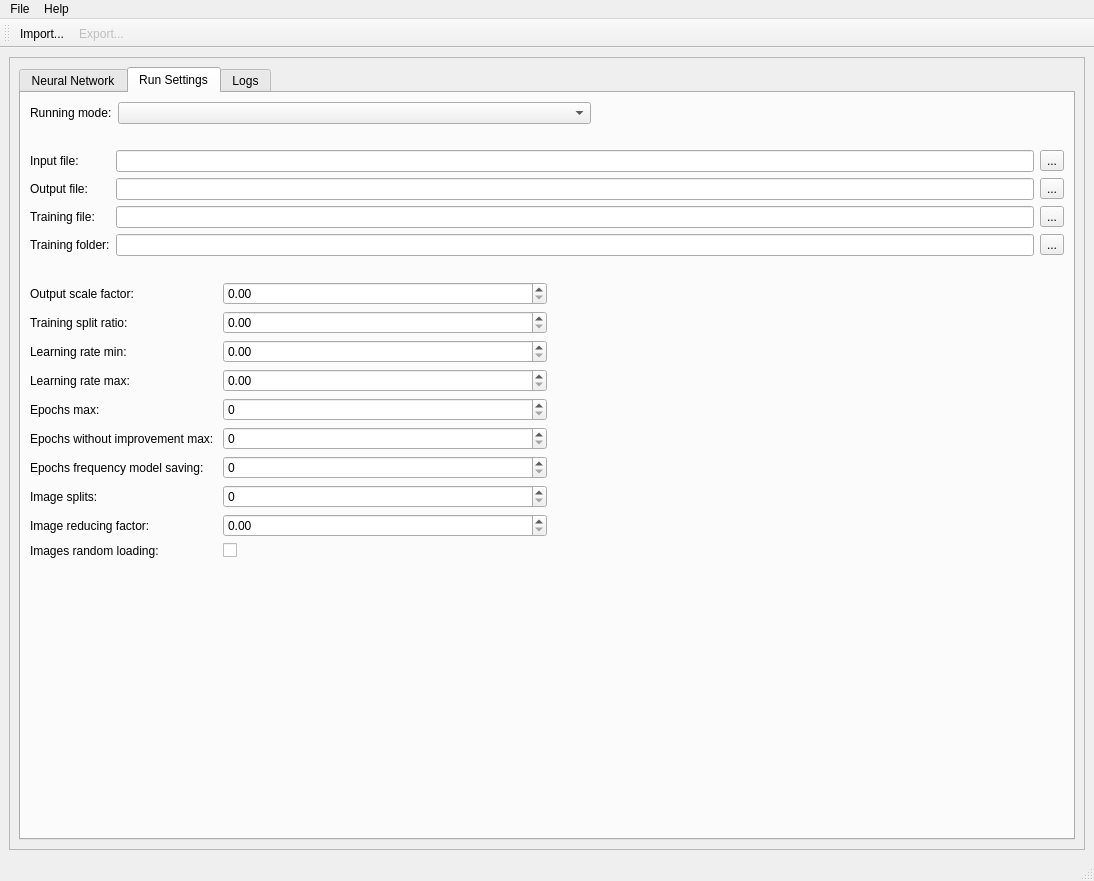
The window that gui/MainWindow.ui (obewan/SIPAI) describes before a commit, drawn with Qt 5.
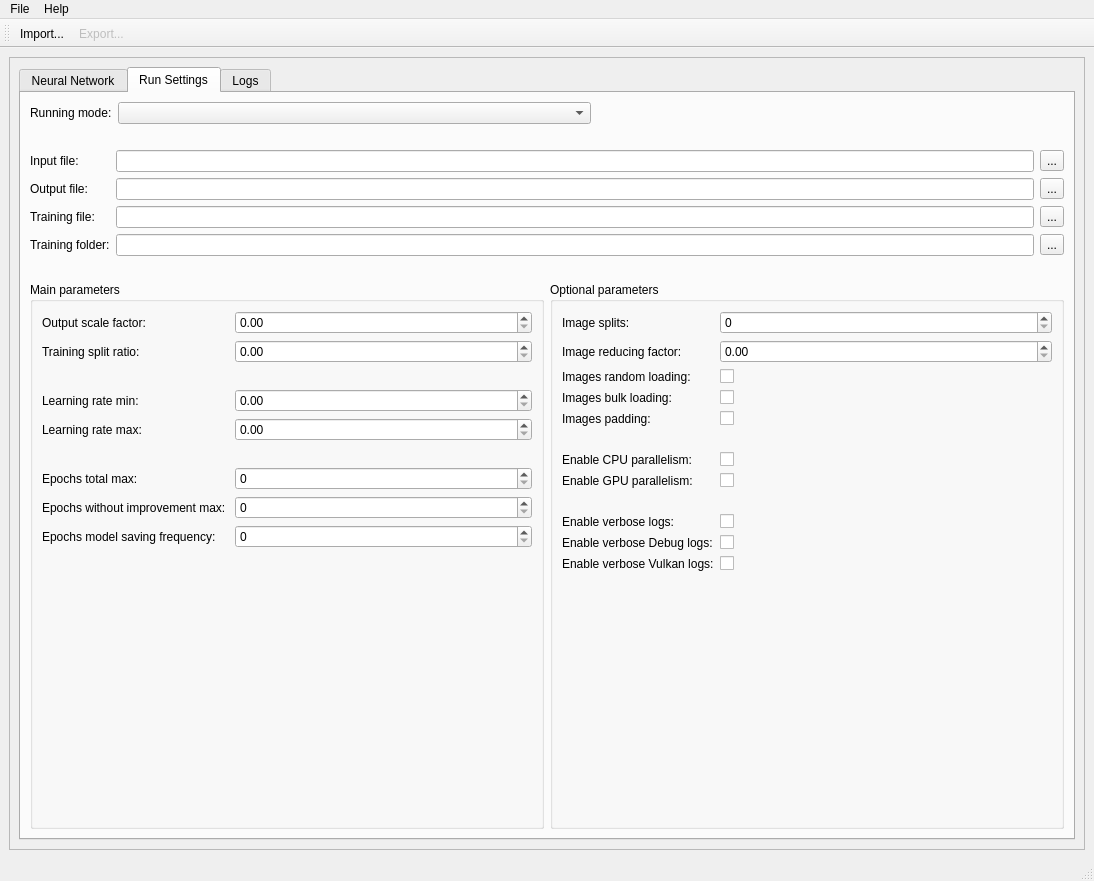
The same window after the commit. The open tabs and pages were chosen to show the change. Icons and pictures are not drawn.

```diff
--- a/gui/MainWindow.ui
+++ b/gui/MainWindow.ui
@@ -120,7 +120,7 @@
                </layout>
               </item>
               <item>
-               <layout class="QHBoxLayout" name="horizontalLayout_3" stretch="0,0,0">
+               <layout class="QHBoxLayout" name="horizontalLayout_3" stretch="1,1">
                 <item>
                  <widget class="QGroupBox" name="groupBoxNetworkLayers">
                   <property name="sizePolicy">
@@ -130,7 +130,7 @@
                    </sizepolicy>
                   </property>
                   <property name="title">
-                   <string>Layers settings</string>
+                   <string>Layers parameters</string>
                   </property>
                   <layout class="QHBoxLayout" name="horizontalLayout_4">
                    <property name="sizeConstraint">
@@ -327,7 +327,7 @@
                 <item>
                  <widget class="QGroupBox" name="groupBoxNetworkParams">
                   <property name="title">
-                   <string>Network parameters</string>
+                   <string>Neural network parameters</string>
                   </property>
                   <layout class="QHBoxLayout" name="horizontalLayout_6">
                    <item>
@@ -492,22 +492,6 @@
                   </layout>
                  </widget>
                 </item>
-                <item>
-                 <spacer name="horizontalSpacer_3">
-                  <property name="orientation">
-                   <enum>Qt::Horizontal</enum>
-                  </property>
-                  <property name="sizeType">
-                   <enum>QSizePolicy::Expanding</enum>
-                  </property>
-                  <property name="sizeHint" stdset="0">
-                   <size>
-                    <width>40</width>
-                    <height>20</height>
-                   </size>
-                  </property>
-                 </spacer>
-                </item>
                </layout>
               </item>
               <item>
@@ -757,34 +741,40 @@
                   </item>
                  </layout>
                 </item>
+                <item row="4" column="0">
+                 <widget class="QLabel" name="labelSpace_19">
+                  <property name="text">
+                   <string/>
+                  </property>
+                 </widget>
+                </item>
+                <item row="4" column="1">
+                 <widget class="QLabel" name="labelSpace_20">
+                  <property name="text">
+                   <string/>
+                  </property>
+                 </widget>
+                </item>
                </layout>
               </item>
               <item>
                <layout class="QHBoxLayout" name="horizontalLayout_14" stretch="1,1">
                 <item>
+                 <widget class="QGroupBox" name="groupBoxRunSettingsMain">
+                  <property name="title">
+                   <string>Main parameters</string>
+                  </property>
+                  <layout class="QVBoxLayout" name="verticalLayout_5">
+                   <item>
                  <layout class="QFormLayout" name="formLayout">
                   <item row="0" column="0">
-                   <widget class="QLabel" name="labelSpace_9">
-                    <property name="text">
-                     <string/>
-                    </property>
-                   </widget>
-                  </item>
-                  <item row="0" column="1">
-                   <widget class="QLabel" name="labelSpace_10">
-                    <property name="text">
-                     <string/>
-                    </property>
-                   </widget>
-                  </item>
-                  <item row="1" column="0">
                    <widget class="QLabel" name="labelOutputScale">
                     <property name="text">
                      <string>Output scale factor:</string>
                     </property>
                    </widget>
                   </item>
-                  <item row="1" column="1">
+                     <item row="0" column="1">
                    <widget class="QDoubleSpinBox" name="doubleSpinBoxOutputScaleFactor">
                     <property name="sizePolicy">
                      <sizepolicy hsizetype="Minimum" vsizetype="Fixed">
@@ -800,14 +790,14 @@
                     </property>
                    </widget>
                   </item>
-                  <item row="2" column="0">
+                     <item row="1" column="0">
                    <widget class="QLabel" name="labelTrainingSplit">
                     <property name="text">
                      <string>Training split ratio:</string>
                     </property>
                    </widget>
                   </item>
-                  <item row="2" column="1">
+                     <item row="1" column="1">
                    <widget class="QDoubleSpinBox" name="doubleSpinBoxTrainingSplit"/>
                   </item>
                   <item row="3" column="0">
@@ -830,84 +820,241 @@
                   <item row="4" column="1">
                    <widget class="QDoubleSpinBox" name="doubleSpinBoxLearningRateMax"/>
                   </item>
-                  <item row="5" column="0">
+                     <item row="6" column="0">
                    <widget class="QLabel" name="labelEpochsMax">
                     <property name="text">
-                     <string>Epochs max:</string>
+                        <string>Epochs total max:</string>
                     </property>
                    </widget>
                   </item>
-                  <item row="5" column="1">
+                     <item row="6" column="1">
                    <widget class="QSpinBox" name="spinBoxEpochsMax"/>
                   </item>
-                  <item row="6" column="0">
+                     <item row="7" column="0">
                    <widget class="QLabel" name="labelEpochsWithoutImpMax">
                     <property name="text">
                      <string>Epochs without improvement max: </string>
                     </property>
                    </widget>
                   </item>
-                  <item row="6" column="1">
+                     <item row="7" column="1">
                    <widget class="QSpinBox" name="spinBoxEpochsWithoutImpMax"/>
                   </item>
-                  <item row="7" column="0">
+                     <item row="8" column="0">
                    <widget class="QLabel" name="labelEpochsSaving">
                     <property name="text">
-                     <string>Epochs frequency model saving:</string>
+                        <string>Epochs model saving frequency:</string>
                     </property>
                    </widget>
                   </item>
-                  <item row="7" column="1">
+                     <item row="8" column="1">
                    <widget class="QSpinBox" name="spinBoxEpochsSaving"/>
                   </item>
-                  <item row="8" column="0">
+                     <item row="2" column="0">
+                      <widget class="QLabel" name="labelSpace_9">
+                       <property name="text">
+                        <string/>
+                       </property>
+                      </widget>
+                     </item>
+                     <item row="2" column="1">
+                      <widget class="QLabel" name="labelSpace_10">
+                       <property name="text">
+                        <string/>
+                       </property>
+                      </widget>
+                     </item>
+                     <item row="5" column="0">
+                      <widget class="QLabel" name="labelSpace_13">
+                       <property name="text">
+                        <string/>
+                       </property>
+                      </widget>
+                     </item>
+                     <item row="5" column="1">
+                      <widget class="QLabel" name="labelSpace_14">
+                       <property name="text">
+                        <string/>
+                       </property>
+                      </widget>
+                     </item>
+                    </layout>
+                   </item>
+                  </layout>
+                 </widget>
+                </item>
+                <item>
+                 <widget class="QGroupBox" name="groupBoxRunSettingOptional">
+                  <property name="title">
+                   <string>Optional parameters</string>
+                  </property>
+                  <layout class="QVBoxLayout" name="verticalLayout_6">
+                   <item>
+                    <layout class="QFormLayout" name="formLayout_5">
+                     <item row="0" column="0">
                    <widget class="QLabel" name="labelImageSplits">
                     <property name="text">
                      <string>Image splits:</string>
                     </property>
                    </widget>
                   </item>
-                  <item row="8" column="1">
+                     <item row="0" column="1">
                    <widget class="QSpinBox" name="spinBoxImageSplits"/>
                   </item>
-                  <item row="9" column="0">
+                     <item row="1" column="0">
                    <widget class="QLabel" name="labelImageReducingFactor">
                     <property name="text">
                      <string>Image reducing factor:</string>
                     </property>
                    </widget>
                   </item>
-                  <item row="9" column="1">
+                     <item row="1" column="1">
                    <widget class="QDoubleSpinBox" name="doubleSpinBoxImageReducingFactor"/>
                   </item>
-                  <item row="10" column="0">
+                     <item row="2" column="0">
                    <widget class="QLabel" name="labelImagesRandomLoading">
                     <property name="text">
                      <string>Images random loading:</string>
                     </property>
                    </widget>
                   </item>
-                  <item row="10" column="1">
+                     <item row="2" column="1">
                    <widget class="QCheckBox" name="checkBoxImagesRandomLoading">
                     <property name="text">
                      <string/>
                     </property>
                    </widget>
                   </item>
-                 </layout>
-                </item>
-                <item>
-                 <spacer name="horizontalSpacer_2">
-                  <property name="orientation">
-                   <enum>Qt::Horizontal</enum>
-                  </property>
-                  <property name="sizeHint" stdset="0">
-                   <size>
-                    <width>40</width>
-                    <height>20</height>
-                   </size>
-                  </property>
-                 </spacer>
+                     <item row="3" column="0">
+                      <widget class="QLabel" name="labelImagesBulk">
+                       <property name="text">
+                        <string>Images bulk loading:</string>
+                       </property>
+                      </widget>
+                     </item>
+                     <item row="3" column="1">
+                      <widget class="QCheckBox" name="checkBoxImagesBulk">
+                       <property name="text">
+                        <string/>
+                       </property>
+                      </widget>
+                     </item>
+                     <item row="4" column="0">
+                      <widget class="QLabel" name="labelImagesPadding">
+                       <property name="text">
+                        <string>Images padding:</string>
+                       </property>
+                      </widget>
+                     </item>
+                     <item row="4" column="1">
+                      <widget class="QCheckBox" name="checkBoxImagesPadding">
+                       <property name="text">
+                        <string/>
+                       </property>
+                      </widget>
+                     </item>
+                     <item row="6" column="0">
+                      <widget class="QLabel" name="labelEnableCpuParallel">
+                       <property name="text">
+                        <string>Enable CPU parallelism:</string>
+                       </property>
+                      </widget>
+                     </item>
+                     <item row="6" column="1">
+                      <widget class="QCheckBox" name="checkBoxEnableCpuParallel">
+                       <property name="text">
+                        <string/>
+                       </property>
+                      </widget>
+                     </item>
+                     <item row="7" column="0">
+                      <widget class="QLabel" name="labelEnableGpuParallel">
+                       <property name="text">
+                        <string>Enable GPU parallelism:</string>
+                       </property>
+                      </widget>
+                     </item>
+                     <item row="7" column="1">
+                      <widget class="QCheckBox" name="checkBoxEnableGpuParallel">
+                       <property name="text">
+                        <string/>
+                       </property>
+                      </widget>
+                     </item>
+                     <item row="9" column="0">
+                      <widget class="QLabel" name="labelVerbose">
+                       <property name="text">
+                        <string>Enable verbose logs:</string>
+                       </property>
+                      </widget>
+                     </item>
+                     <item row="9" column="1">
+                      <widget class="QCheckBox" name="checkBoxVerbose">
+                       <property name="text">
+                        <string/>
+                       </property>
+                      </widget>
+                     </item>
+                     <item row="10" column="0">
+                      <widget class="QLabel" name="labelVerboseDebug">
+                       <property name="text">
+                        <string>Enable verbose Debug logs:</string>
+                       </property>
+                      </widget>
+                     </item>
+                     <item row="10" column="1">
+                      <widget class="QCheckBox" name="checkBoxVerboseDebug">
+                       <property name="text">
+                        <string/>
+                       </property>
+                      </widget>
+                     </item>
+                     <item row="11" column="0">
+                      <widget class="QLabel" name="labelVerboseVulkan">
+                       <property name="text">
+                        <string>Enable verbose Vulkan logs:</string>
+                       </property>
+                      </widget>
+                     </item>
+                     <item row="11" column="1">
+                      <widget class="QCheckBox" name="checkBoxVerboseVulkan">
+                       <property name="text">
+                        <string/>
+                       </property>
+                      </widget>
+                     </item>
+                     <item row="5" column="0">
+                      <widget class="QLabel" name="labelSpace_15">
+                       <property name="text">
+                        <string/>
+                       </property>
+                      </widget>
+                     </item>
+                     <item row="5" column="1">
+                      <widget class="QLabel" name="labelSpace_16">
+                       <property name="text">
+                        <string/>
+                       </property>
+                      </widget>
+                     </item>
+                     <item row="8" column="0">
+                      <widget class="QLabel" name="labelSpace_17">
+                       <property name="text">
+                        <string/>
+                       </property>
+                      </widget>
+                     </item>
+                     <item row="8" column="1">
+                      <widget class="QLabel" name="labelSpace_18">
+                       <property name="text">
+                        <string/>
+                       </property>
+                      </widget>
+                     </item>
+                    </layout>
+                   </item>
+                  </layout>
+                 </widget>
                 </item>
                </layout>
               </item>
```
Lines whose indentation alone changed are shown as unchanged.
